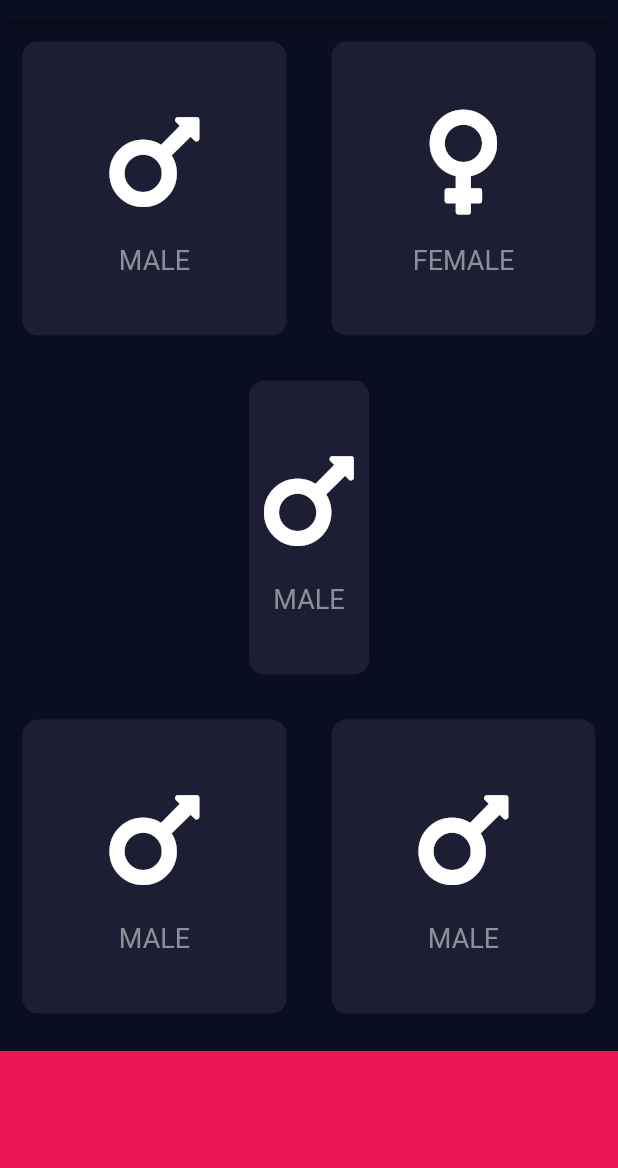
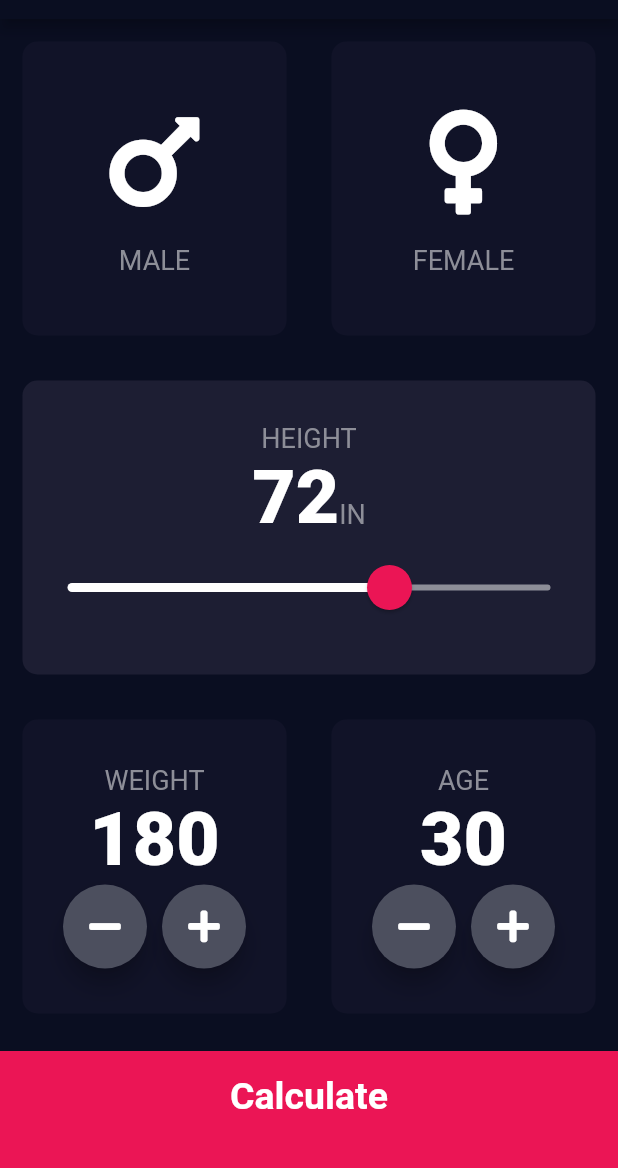
Before and after one commit to boomer30/bmi_calculator_flutter, a Flutter app: the screen it shows after launch, on a phone screen of 412 x 824 dp, the part 65-1233 px from its top. Run offline on Flutter 3.47's test engine with Material 2 defaults, Android fonts, the phone set to English and light mode, and no system bars; our stand-ins replace font_awesome_flutter.

```diff
--- /dev/null
+++ b/lib/components/bottom_button.dart
@@ -0,0 +1,27 @@
+import 'package:flutter/material.dart';
+import '../constants.dart';
+
+class BottomButton extends StatelessWidget {
+  BottomButton({required this.buttonTitle, required this.onTap});
+  final String buttonTitle;
+  final VoidCallback onTap;
+  @override
+  Widget build(BuildContext context) {
+    return GestureDetector(
+      onTap: onTap,
+      child: Container(
+        color: kBottomContainerColor,
+        margin: EdgeInsets.only(top: 10.0),
+        padding: EdgeInsets.only(bottom: 20.0),
+        width: double.infinity,
+        height: kBottomContainerHeight,
+        child: Center(
+          child: Text(
+            buttonTitle,
+            style: kLargeButtonTextStyle,
+          ),
+        ),
+      ),
+    );
+  }
+}
--- a/lib/icon_content.dart
+++ b/lib/components/icon_content.dart
@@ -1,4 +1,5 @@
 import 'package:flutter/material.dart';
+import 'package:bmi_calculator_flutter/constants.dart';
 
 class IconContent extends StatelessWidget {
   IconContent({required this.icon, required this.label});
@@ -20,10 +21,7 @@ class IconContent extends StatelessWidget {
         ),
         Text(
           label,
-          style: TextStyle(
-            fontSize: 18.0,
-            color: Color(0xFF8D8E98),
-          ),
+          style: kLabelTextStyle,
         ),
       ],
     );
--- /dev/null
+++ b/lib/components/reusable_card.dart
@@ -0,0 +1,23 @@
+import 'package:flutter/material.dart';
+
+class ReusableCard extends StatelessWidget {
+  ReusableCard(
+      {required this.color, required this.cardChild, required this.onTap});
+  final Color color;
+  final Widget cardChild;
+  final VoidCallback onTap;
+  @override
+  Widget build(BuildContext context) {
+    return GestureDetector(
+      onTap: onTap,
+      child: Container(
+        child: cardChild,
+        margin: EdgeInsets.all(15.0),
+        decoration: BoxDecoration(
+          color: color,
+          borderRadius: BorderRadius.circular(10.0),
+        ),
+      ),
+    );
+  }
+}
--- /dev/null
+++ b/lib/components/round_icon_button.dart
@@ -0,0 +1,19 @@
+import 'package:flutter/material.dart';
+import '../constants.dart';
+
+class RoundIconButton extends StatelessWidget {
+  RoundIconButton({required this.icon, required this.onPressed});
+  final IconData icon;
+  final VoidCallback onPressed;
+  @override
+  Widget build(BuildContext context) {
+    return RawMaterialButton(
+      child: Icon(icon),
+      elevation: 6.0,
+      constraints: BoxConstraints.tightFor(width: 56.0, height: 56.0),
+      shape: CircleBorder(),
+      fillColor: Color(0xFF4C4F5E),
+      onPressed: onPressed,
+    );
+  }
+}
--- /dev/null
+++ b/lib/constants.dart
@@ -0,0 +1,37 @@
+import 'package:flutter/material.dart';
+
+const kActiveCardColor = Color(0xFF1D1E33);
+const kInactiveCardColor = Color(0xFF111328);
+const kBottomContainerHeight = 80.0;
+final kBottomContainerColor = Color(0xFFEB1555);
+
+const kLabelTextStyle = TextStyle(
+  fontSize: 18.0,
+  color: Color(0xFF8D8E98),
+);
+
+const kMetricTextStyle = TextStyle(
+  fontSize: 50.0,
+  fontWeight: FontWeight.w900,
+);
+
+const kLargeButtonTextStyle = TextStyle(
+  fontSize: 25.0,
+  fontWeight: FontWeight.bold,
+);
+const kTitleTextStyle = TextStyle(
+  fontSize: 50.0,
+  fontWeight: FontWeight.bold,
+);
+const kResultTextStyle = TextStyle(
+  color: Color(0xFF24D876),
+  fontWeight: FontWeight.bold,
+  fontSize: 22.0,
+);
+const kBMITextStyle = TextStyle(
+  fontWeight: FontWeight.bold,
+  fontSize: 100.0,
+);
+const kBodyTextStyle = TextStyle(
+  fontSize: 22.0,
+);
--- a/lib/input_page.dart
+++ /dev/null
@@ -1,91 +0,0 @@
-import 'package:flutter/material.dart';
-import 'package:font_awesome_flutter/font_awesome_flutter.dart';
-import 'icon_content.dart';
-import 'reusable_card.dart';
-
-const cardColor = Color(0xFF1D1E33);
-const bottomContainerHeight = 80.0;
-
-class InputPage extends StatefulWidget {
-  @override
-  _InputPageState createState() => _InputPageState();
-}
-
-class _InputPageState extends State<InputPage> {
-  Widget myCard() {
-    return Container(
-      margin: EdgeInsets.all(15.0),
-      decoration: BoxDecoration(
-        color: Color(0xFF1D1E33),
-        borderRadius: BorderRadius.circular(10.0),
-      ),
-    );
-  }
-
-  @override
-  Widget build(BuildContext context) {
-    final bottomContainerColor = Color(0xFFEB1555);
-    return Scaffold(
-      appBar: AppBar(
-        title: Text('BMI CALCULATOR'),
-      ),
-      body: Column(
-        children: [
-          Expanded(
-            child: Row(
-              children: [
-                Expanded(
-                  child: ReusableCard(
-                    color: cardColor,
-                    cardChild:
-                        IconContent(icon: FontAwesomeIcons.mars, label: 'MALE'),
-                  ),
-                ),
-                Expanded(
-                  child: ReusableCard(
-                    color: cardColor,
-                    cardChild: IconContent(
-                        icon: FontAwesomeIcons.venus, label: 'FEMALE'),
-                  ),
-                ),
-              ],
-            ),
-          ),
-          Expanded(
-            child: ReusableCard(
-              color: cardColor,
-              cardChild:
-                  IconContent(icon: FontAwesomeIcons.mars, label: 'MALE'),
-            ),
-          ),
-          Expanded(
-            child: Row(
-              children: [
-                Expanded(
-                  child: ReusableCard(
-                    color: cardColor,
-                    cardChild:
-                        IconContent(icon: FontAwesomeIcons.mars, label: 'MALE'),
-                  ),
-                ),
-                Expanded(
-                  child: ReusableCard(
-                    color: cardColor,
-                    cardChild:
-                        IconContent(icon: FontAwesomeIcons.mars, label: 'MALE'),
-                  ),
-                ),
-              ],
-            ),
-          ),
-          Container(
-            color: bottomContainerColor,
-            margin: EdgeInsets.only(top: 10.0),
-            width: double.infinity,
-            height: bottomContainerHeight,
-          ),
-        ],
-      ),
-    );
-  }
-}
--- a/lib/main.dart
+++ b/lib/main.dart
@@ -1,5 +1,7 @@
+import 'package:bmi_calculator_flutter/screens/results_page.dart';
 import 'package:flutter/material.dart';
-import 'input_page.dart';
+import 'screens/input_page.dart';
+import 'screens/results_page.dart';
 
 void main() => runApp(BMICalculator());
 
@@ -7,11 +9,15 @@ class BMICalculator extends StatelessWidget {
   @override
   Widget build(BuildContext context) {
     return MaterialApp(
+      routes: {
+        '/': (context) => InputPage(),
+        '/Results': (context) => ResultsPage()
+      },
       theme: ThemeData.dark().copyWith(
         primaryColor: Color(0xFF0A0E21),
         scaffoldBackgroundColor: Color(0xFF0A0E21),
       ),
-      home: InputPage(),
+      initialRoute: '/',
     );
   }
 }
--- a/lib/reusable_card.dart
+++ /dev/null
@@ -1,18 +0,0 @@
-import 'package:flutter/material.dart';
-
-class ReusableCard extends StatelessWidget {
-  ReusableCard({required this.color, required this.cardChild});
-  final Color color;
-  final Widget cardChild;
-  @override
-  Widget build(BuildContext context) {
-    return Container(
-      child: cardChild,
-      margin: EdgeInsets.all(15.0),
-      decoration: BoxDecoration(
-        color: color,
-        borderRadius: BorderRadius.circular(10.0),
-      ),
-    );
-  }
-}
--- /dev/null
+++ b/lib/screens/input_page.dart
@@ -0,0 +1,236 @@
+import 'package:flutter/cupertino.dart';
+import 'package:flutter/material.dart';
+import 'package:font_awesome_flutter/font_awesome_flutter.dart';
+import 'package:bmi_calculator_flutter/constants.dart';
+import 'package:bmi_calculator_flutter/components/reusable_card.dart';
+import 'package:bmi_calculator_flutter/components/bottom_button.dart';
+import 'package:bmi_calculator_flutter/components/round_icon_button.dart';
+import 'package:bmi_calculator_flutter/components/icon_content.dart';
+
+enum Gender { empty, male, female }
+
+class InputPage extends StatefulWidget {
+  @override
+  _InputPageState createState() => _InputPageState();
+}
+
+class _InputPageState extends State<InputPage> {
+  Widget myCard() {
+    return Container(
+      margin: EdgeInsets.all(15.0),
+      decoration: BoxDecoration(
+        color: Color(0xFF1D1E33),
+        borderRadius: BorderRadius.circular(10.0),
+      ),
+    );
+  }
+
+  Color maleCardColor = kInactiveCardColor;
+  Color femaleCardColor = kInactiveCardColor;
+  Gender selectedGender = Gender.empty;
+  int height = 72;
+  int minHeight = 36;
+  int maxHeight = 90;
+  int weight = 180;
+  int age = 30;
+
+  @override
+  Widget build(BuildContext context) {
+    return Scaffold(
+      appBar: AppBar(
+        title: Text('BMI CALCULATOR'),
+      ),
+      body: Column(
+        crossAxisAlignment: CrossAxisAlignment.stretch,
+        children: [
+          Expanded(
+            child: Row(
+              children: [
+                Expanded(
+                  child: ReusableCard(
+                    onTap: () {
+                      setState(() {
+                        selectedGender = Gender.male;
+                      });
+                    },
+                    color: selectedGender == Gender.male
+                        ? kActiveCardColor
+                        : kInactiveCardColor,
+                    cardChild:
+                        IconContent(icon: FontAwesomeIcons.mars, label: 'MALE'),
+                  ),
+                ),
+                Expanded(
+                  child: ReusableCard(
+                    onTap: () {
+                      setState(() {
+                        selectedGender = Gender.female;
+                      });
+                    },
+                    color: selectedGender == Gender.female
+                        ? kActiveCardColor
+                        : kInactiveCardColor,
+                    cardChild: IconContent(
+                        icon: FontAwesomeIcons.venus, label: 'FEMALE'),
+                  ),
+                ),
+              ],
+            ),
+          ),
+          Expanded(
+            child: ReusableCard(
+              onTap: () {},
+              color: kActiveCardColor,
+              cardChild: Column(
+                  mainAxisAlignment: MainAxisAlignment.center,
+                  children: [
+                    Text(
+                      'HEIGHT',
+                      style: kLabelTextStyle,
+                    ),
+                    Row(
+                      mainAxisAlignment: MainAxisAlignment.center,
+                      crossAxisAlignment: CrossAxisAlignment.baseline,
+                      textBaseline: TextBaseline.alphabetic,
+                      children: [
+                        Text(
+                          height.toString(),
+                          style: kMetricTextStyle,
+                        ),
+                        Text(
+                          'IN',
+                          style: kLabelTextStyle,
+                        ),
+                      ],
+                    ),
+                    SliderTheme(
+                      data: SliderTheme.of(context).copyWith(
+                          thumbColor: Color(0xFFEB1555),
+                          activeTrackColor: Colors.white,
+                          inactiveTrackColor: Color(0xFF8D8E98),
+                          overlayColor: Color(0x29EB1555),
+                          thumbShape:
+                              RoundSliderThumbShape(enabledThumbRadius: 15.0),
+                          overlayShape:
+                              RoundSliderOverlayShape(overlayRadius: 30.0)),
+                      child: Slider(
+                        value: height.toDouble(),
+                        min: minHeight.toDouble(),
+                        max: maxHeight.toDouble(),
+                        onChanged: (double newValue) {
+                          setState(() {
+                            height = newValue.round();
+                          });
+                        },
+                      ),
+                    ),
+                  ]),
+            ),
+          ),
+          Expanded(
+            child: Row(
+              children: [
+                Expanded(
+                  child: ReusableCard(
+                    onTap: () {
+                      setState(() {});
+                    },
+                    color: kInactiveCardColor,
+                    cardChild: Column(
+                      mainAxisAlignment: MainAxisAlignment.center,
+                      children: [
+                        Text(
+                          'WEIGHT',
+                          style: kLabelTextStyle,
+                        ),
+                        Text(
+                          weight.toString(),
+                          style: kMetricTextStyle,
+                        ),
+                        Row(
+                          mainAxisAlignment: MainAxisAlignment.center,
+                          children: [
+                            RoundIconButton(
+                              icon: FontAwesomeIcons.minus,
+                              onPressed: () {
+                                setState(() {
+                                  weight--;
+                                });
+                              },
+                            ),
+                            SizedBox(
+                              width: 10.0,
+                            ),
+                            RoundIconButton(
+                              icon: FontAwesomeIcons.plus,
+                              onPressed: () {
+                                setState(() {
+                                  weight++;
+                                });
+                              },
+                            ),
+                          ],
+                        ),
+                      ],
+                    ),
+                  ),
+                ),
+                Expanded(
+                  child: ReusableCard(
+                    onTap: () {
+                      setState(() {});
+                    },
+                    color: kInactiveCardColor,
+                    cardChild: Column(
+                      mainAxisAlignment: MainAxisAlignment.center,
+                      children: [
+                        Text(
+                          'AGE',
+                          style: kLabelTextStyle,
+                        ),
+                        Text(
+                          age.toString(),
+                          style: kMetricTextStyle,
+                        ),
+                        Row(
+                          mainAxisAlignment: MainAxisAlignment.center,
+                          children: [
+                            RoundIconButton(
+                              icon: FontAwesomeIcons.minus,
+                              onPressed: () {
+                                setState(() {
+                                  age--;
+                                });
+                              },
+                            ),
+                            SizedBox(
+                              width: 10.0,
+                            ),
+                            RoundIconButton(
+                              icon: FontAwesomeIcons.plus,
+                              onPressed: () {
+                                setState(() {
+                                  age++;
+                                });
+                              },
+                            ),
+                          ],
+                        ),
+                      ],
+                    ),
+                  ),
+                ),
+              ],
+            ),
+          ),
+          BottomButton(
+            buttonTitle: 'Calculate',
+            onTap: () {
+              Navigator.pushNamed(context, '/Results');
+            },
+          ),
+        ],
+      ),
+    );
+  }
+}
```
Also changed, not shown: lib/screens/results_page.dart (added, +61 -0 lines).
